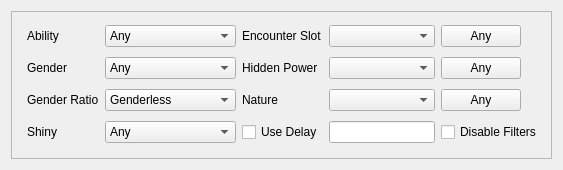
This is Source/Forms/Controls/Filter.ui in Admiral-Fish/PokeFinder as Qt 5 draws it before an edit. The edited form follows.
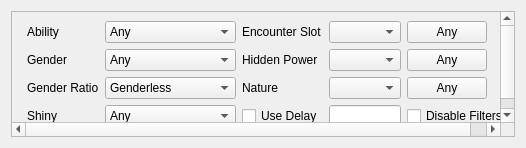
This is the edited form. Custom widgets are drawn as their Qt base class.

What changed in the file:
```diff
--- a/Source/Forms/Controls/Filter.ui
+++ b/Source/Forms/Controls/Filter.ui
@@ -2,17 +2,6 @@
 <ui version="4.0">
  <class>Filter</class>
  <widget class="QWidget" name="Filter">
-  <property name="geometry">
-   <rect>
-    <x>0</x>
-    <y>0</y>
-    <width>563</width>
-    <height>170</height>
-   </rect>
-  </property>
-  <property name="windowTitle">
-   <string notr="true">Filter</string>
-  </property>
   <layout class="QGridLayout" name="gridLayout">
    <item row="0" column="0">
     <widget class="QScrollArea" name="scrollArea">
@@ -24,8 +13,8 @@
        <rect>
         <x>0</x>
         <y>0</y>
-        <width>543</width>
-        <height>150</height>
+        <width>554</width>
+        <height>130</height>
        </rect>
       </property>
       <layout class="QGridLayout" name="gridLayout_2">
```
